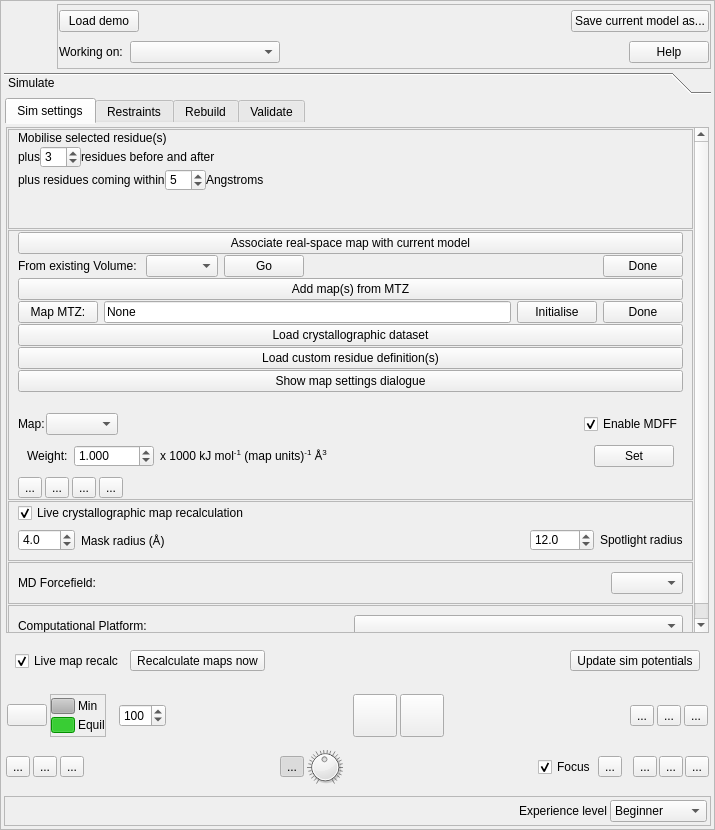
Old version of the form isolde/src/ui/IsoldeFrame.ui in the repository tristanic/isolde.
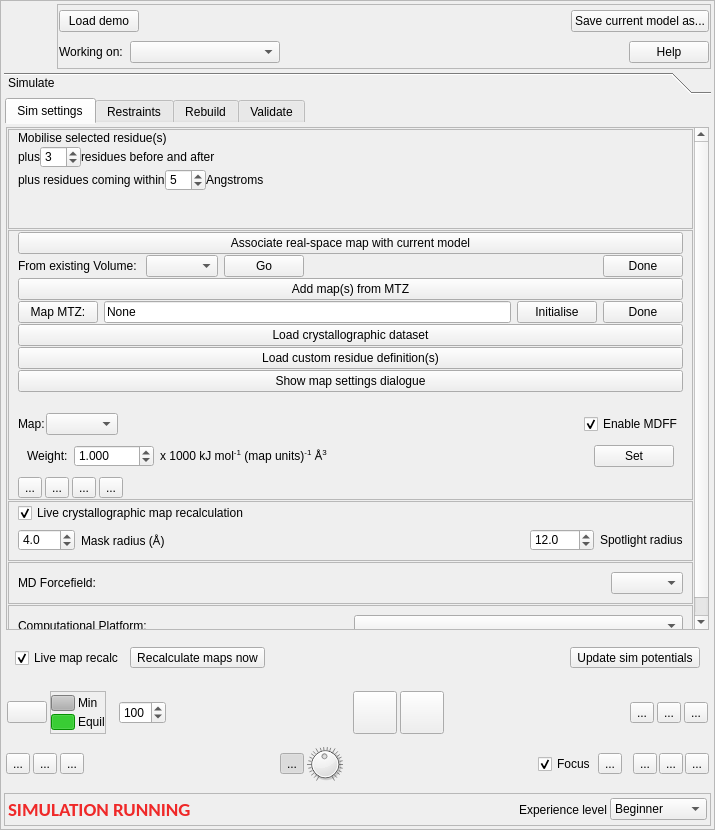
New version of the form. Icons and pictures are not drawn.

Commit message: Added explicit "SIMULATION RUNNING" indicator to GUI

Diff of the .ui file:
```diff
--- a/isolde/src/ui/IsoldeFrame.ui
+++ b/isolde/src/ui/IsoldeFrame.ui
@@ -363,7 +363,7 @@
                 <property name="geometry">
                  <rect>
                   <x>0</x>
-                  <y>-316</y>
+                  <y>-263</y>
                   <width>677</width>
                   <height>739</height>
                  </rect>
@@ -4605,7 +4605,7 @@
      <property name="frameShadow">
       <enum>QFrame::Raised</enum>
      </property>
-     <layout class="QHBoxLayout" name="horizontalLayout_3" stretch="0,0,0">
+     <layout class="QHBoxLayout" name="horizontalLayout_3" stretch="0,0,0,0">
       <property name="spacing">
        <number>3</number>
       </property>
@@ -4621,6 +4621,112 @@
       <property name="bottomMargin">
        <number>3</number>
       </property>
+      <item>
+       <widget class="QLabel" name="_sim_running_indicator">
+        <property name="palette">
+         <palette>
+          <active>
+           <colorrole role="WindowText">
+            <brush brushstyle="SolidPattern">
+             <color alpha="255">
+              <red>239</red>
+              <green>41</green>
+              <blue>41</blue>
+             </color>
+            </brush>
+           </colorrole>
+           <colorrole role="Text">
+            <brush brushstyle="SolidPattern">
+             <color alpha="255">
+              <red>239</red>
+              <green>41</green>
+              <blue>41</blue>
+             </color>
+            </brush>
+           </colorrole>
+           <colorrole role="ButtonText">
+            <brush brushstyle="SolidPattern">
+             <color alpha="255">
+              <red>239</red>
+              <green>41</green>
+              <blue>41</blue>
+             </color>
+            </brush>
+           </colorrole>
+          </active>
+          <inactive>
+           <colorrole role="WindowText">
+            <brush brushstyle="SolidPattern">
+             <color alpha="255">
+              <red>239</red>
+              <green>41</green>
+              <blue>41</blue>
+             </color>
+            </brush>
+           </colorrole>
+           <colorrole role="Text">
+            <brush brushstyle="SolidPattern">
+             <color alpha="255">
+              <red>239</red>
+              <green>41</green>
+              <blue>41</blue>
+             </color>
+            </brush>
+           </colorrole>
+           <colorrole role="ButtonText">
+            <brush brushstyle="SolidPattern">
+             <color alpha="255">
+              <red>239</red>
+              <green>41</green>
+              <blue>41</blue>
+             </color>
+            </brush>
+           </colorrole>
+          </inactive>
+          <disabled>
+           <colorrole role="WindowText">
+            <brush brushstyle="SolidPattern">
+             <color alpha="255">
+              <red>141</red>
+              <green>144</green>
+              <blue>145</blue>
+             </color>
+            </brush>
+           </colorrole>
+           <colorrole role="Text">
+            <brush brushstyle="SolidPattern">
+             <color alpha="255">
+              <red>141</red>
+              <green>144</green>
+              <blue>145</blue>
+             </color>
+            </brush>
+           </colorrole>
+           <colorrole role="ButtonText">
+            <brush brushstyle="SolidPattern">
+             <color alpha="255">
+              <red>141</red>
+              <green>144</green>
+              <blue>145</blue>
+             </color>
+            </brush>
+           </colorrole>
+          </disabled>
+         </palette>
+        </property>
+        <property name="font">
+         <font>
+          <family>Carlito</family>
+          <pointsize>14</pointsize>
+          <weight>75</weight>
+          <bold>true</bold>
+         </font>
+        </property>
+        <property name="text">
+         <string>SIMULATION RUNNING</string>
+        </property>
+       </widget>
+      </item>
       <item>
        <spacer name="horizontalSpacer_33">
         <property name="orientation">
```
The commit also changes 2 other files.
